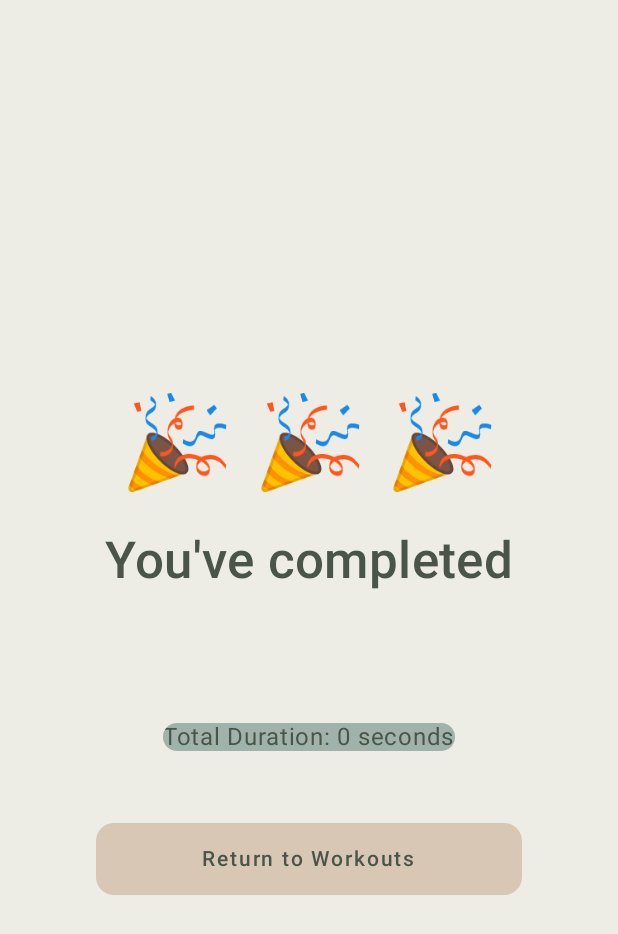
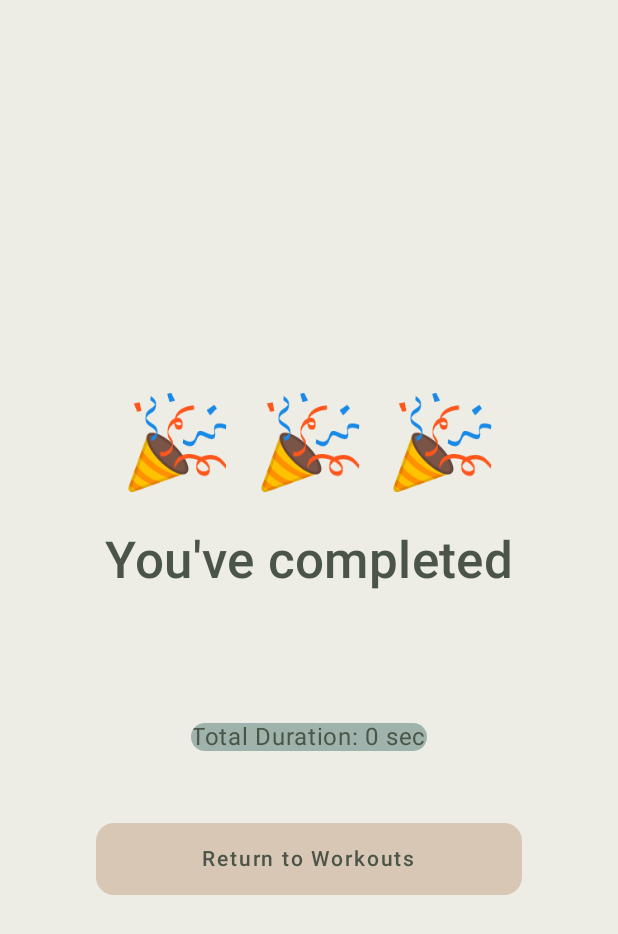
Before and after one commit to seanpmcb/Move, an Android app built with Jetpack Compose: the composable WorkoutCompleteScreen shown on its own in the app's theme, on a phone screen of 412 x 824 dp. Shown: the top 934 px of the screen. Run offline under Robolectric (Android 15) with nearby library versions, the phone set to English and light mode, and no system bars; network calls fail.

Commit message:
Fix workout complete screen

```diff
--- a/app/src/main/java/com/seanpmcb/move/ui/WorkoutCompleteScreen.kt
+++ b/app/src/main/java/com/seanpmcb/move/ui/WorkoutCompleteScreen.kt
@@ -15,6 +15,16 @@ fun WorkoutCompleteScreen(
     workout: Workout,
     onDismiss: () -> Unit
 ) {
+    // Calculate minutes and seconds
+    val totalSeconds = workout.calculateDuration() ?: 0
+    val minutes = totalSeconds / 60
+    val seconds = totalSeconds % 60
+    val durationText = if (minutes > 0) {
+        "$minutes min ${if (seconds > 0) "$seconds sec" else ""}"
+    } else {
+        "$seconds sec"
+    }
+
     Column(
         modifier = Modifier
             .fillMaxSize()
@@ -52,10 +62,10 @@ fun WorkoutCompleteScreen(
 
         Surface(
             color = MaterialTheme.colorScheme.secondaryContainer,
-            shape = MaterialTheme.shapes.medium
+            shape = MaterialTheme.shapes.large
         ) {
             Text(
-                text = "Total Duration: ${(workout.calculateDuration() ?: 0)} seconds",
+                text = "Total Duration: $durationText",
                 style = MaterialTheme.typography.bodyLarge,
                 color = MaterialTheme.colorScheme.onSurface
             )
--- a/app/src/main/java/com/seanpmcb/move/ui/WorkoutPlayerScreen.kt
+++ b/app/src/main/java/com/seanpmcb/move/ui/WorkoutPlayerScreen.kt
@@ -80,7 +80,6 @@ fun WorkoutPlayerScreen(
                     } else {
                         workoutTimer.playWorkoutCompleteSound()
                         isWorkoutComplete = true
-                        onWorkoutComplete()
                     }
                 }
             }
@@ -118,7 +117,6 @@ fun WorkoutPlayerScreen(
                     } else {
                         workoutTimer.playWorkoutCompleteSound()
                         isWorkoutComplete = true
-                        onWorkoutComplete()
                     }
                 }
             }
```
